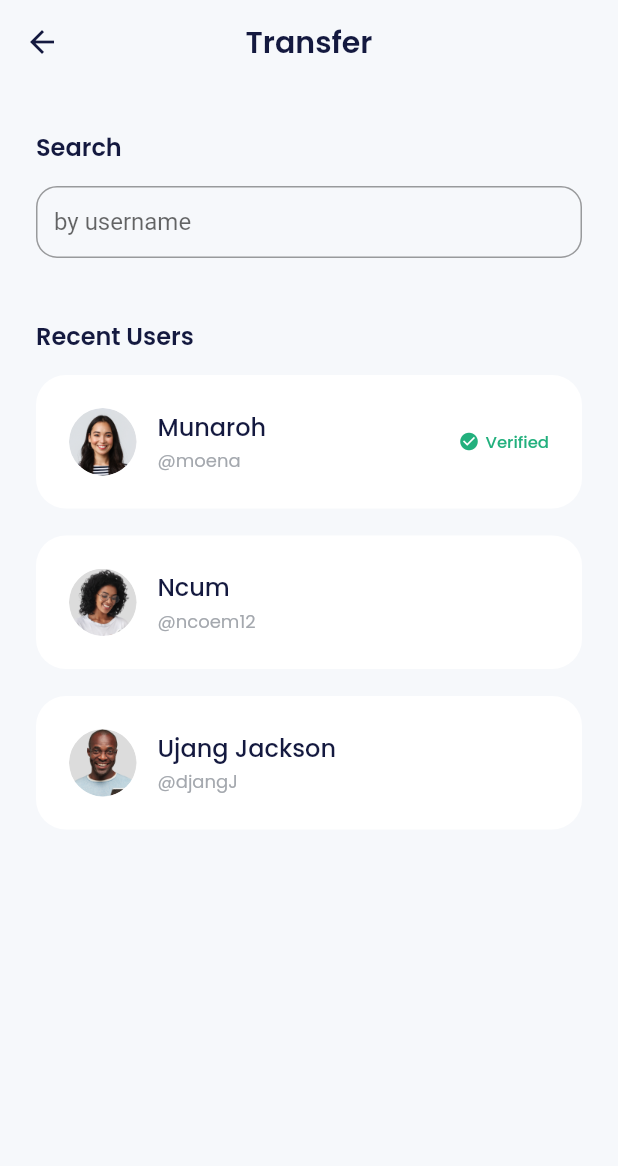
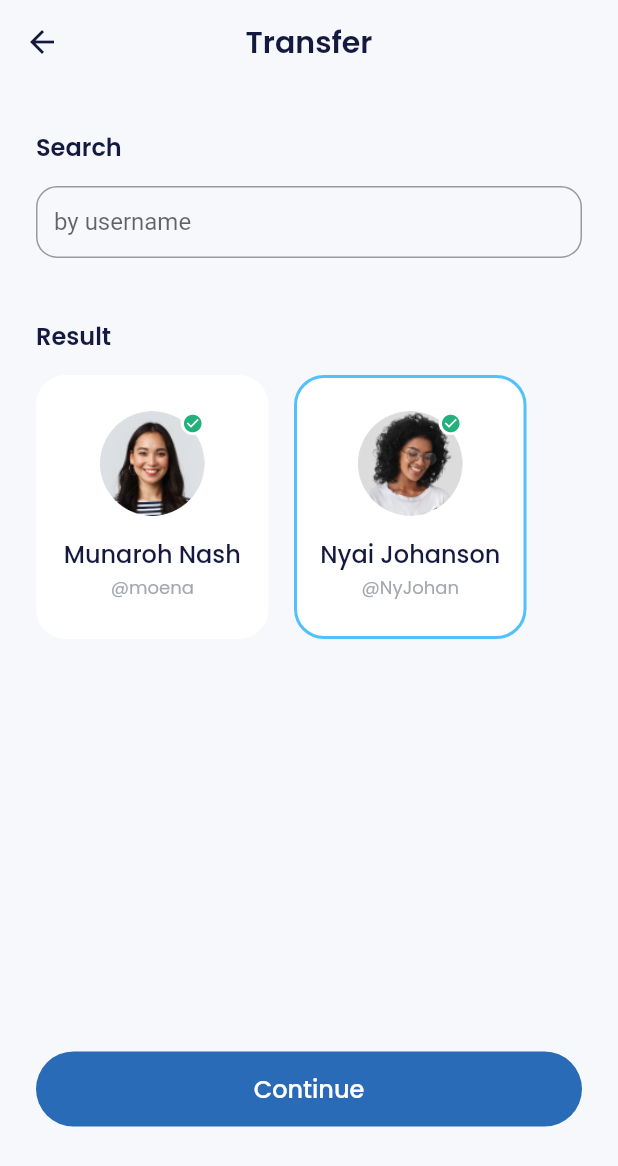
Before and after one commit to idhamaja/flutter-bank, a Flutter app: the TransferPage screen opened by its route, on a phone screen of 412 x 824 dp. Shown: the top 1166 px of the screen. Run offline on Flutter 3.47's test engine with Material 2 defaults, Android fonts, the light colour scheme and no system bars; our stand-ins replace carousel_slider, google_fonts.

Commit message:
update slicing Transfer Result & TransferAmount and TransferSuccessfully TODAY

```diff
--- a/lib/UI/pages/transfer_send/transferPage.dart
+++ b/lib/UI/pages/transfer_send/transferPage.dart
@@ -1,6 +1,8 @@
 import 'package:flutter/material.dart';
+import 'package:flutter_bank/UI/widgets/buttons.dart';
 import 'package:flutter_bank/UI/widgets/forms.dart';
 import 'package:flutter_bank/UI/widgets/transferRecentUserItems.dart';
+import 'package:flutter_bank/UI/widgets/transferResultItems.dart';
 import 'package:flutter_bank/shared/themes.dart';
 
 class TransferPage extends StatelessWidget {
@@ -30,7 +32,19 @@ class TransferPage extends StatelessWidget {
             title: 'by username',
             isShowTitle: false,
           ),
-          buildRecentUsers(),
+          // buildRecentUsers(),
+          buildResult(),
+
+          const SizedBox(height: 275),
+
+          CustomFilledButton(
+            title: 'Continue',
+            onPressed: () {
+              Navigator.pushNamed(context, '/transfer-amount');
+            },
+          ),
+
+          const SizedBox(height: 50),
         ],
       ),
     );
@@ -53,7 +67,7 @@ class TransferPage extends StatelessWidget {
           const SizedBox(height: 14),
           const TransferRecentUserItems(
             imageUrl: 'assets/img_friend1.png',
-            name: 'Munaroh',
+            name: 'Munaroh Nash',
             username: 'moena',
             isVerified: true,
           ),
@@ -61,7 +75,7 @@ class TransferPage extends StatelessWidget {
           //
           const TransferRecentUserItems(
             imageUrl: 'assets/img_friend2.png',
-            name: 'Ncum',
+            name: 'Ncum Wright',
             username: 'ncoem12',
           ),
 
@@ -75,4 +89,44 @@ class TransferPage extends StatelessWidget {
       ),
     );
   }
+
+  Widget buildResult() {
+    return Container(
+      margin: const EdgeInsets.only(top: 40),
+      child: Column(
+        crossAxisAlignment: CrossAxisAlignment.start,
+        children: [
+          Text(
+            'Result',
+            style: blackTextStyle.copyWith(
+              fontSize: 16,
+              fontWeight: semiBold,
+            ),
+          ),
+          const SizedBox(height: 14),
+          const Wrap(
+            spacing: 17,
+            runSpacing: 17,
+            children: [
+              TransferResultUserItems(
+                imageUrl: 'assets/img_friend1.png',
+                name: 'Munaroh Nash',
+                username: 'moena',
+                isVerified: true,
+              ),
+
+              //
+              TransferResultUserItems(
+                imageUrl: 'assets/img_friend2.png',
+                name: 'Nyai Johanson',
+                username: 'NyJohan',
+                isVerified: true,
+                isSelected: true,
+              ),
+            ],
+          )
+        ],
+      ),
+    );
+  }
 }
--- /dev/null
+++ b/lib/UI/widgets/transferResultItems.dart
@@ -0,0 +1,88 @@
+import 'package:flutter/material.dart';
+import 'package:flutter_bank/shared/themes.dart';
+
+class TransferResultUserItems extends StatelessWidget {
+  final String imageUrl;
+  final String name;
+  final String username;
+  final bool isVerified;
+  final bool isSelected;
+
+  const TransferResultUserItems({
+    super.key,
+    required this.imageUrl,
+    required this.name,
+    required this.username,
+    this.isVerified = false,
+    this.isSelected = false,
+  });
+
+  @override
+  Widget build(BuildContext context) {
+    return Container(
+      width: 155,
+      height: 176,
+      padding: const EdgeInsets.symmetric(
+        horizontal: 14,
+        vertical: 22,
+      ),
+      decoration: BoxDecoration(
+        color: whiteColor,
+        borderRadius: BorderRadius.circular(20),
+        border: Border.all(
+          color: isSelected ? blueColor : whiteColor,
+          width: 2,
+        ),
+      ),
+      child: Column(
+        children: [
+          Container(
+            width: 70,
+            height: 70,
+            decoration: BoxDecoration(
+              shape: BoxShape.circle,
+              image: DecorationImage(
+                image: AssetImage(imageUrl),
+              ),
+            ),
+            child: isVerified
+                ? Align(
+                    alignment: Alignment.topRight,
+                    child: Container(
+                      width: 16,
+                      height: 16,
+                      decoration: BoxDecoration(
+                        shape: BoxShape.circle,
+                        color: whiteColor,
+                      ),
+                      child: Center(
+                        child: Icon(
+                          Icons.check_circle,
+                          color: greenLineColor,
+                          size: 14,
+                        ),
+                      ),
+                    ),
+                  )
+                : null,
+          ),
+          const SizedBox(height: 13),
+          Text(
+            name,
+            style: blackTextStyle.copyWith(
+              fontSize: 16,
+              fontWeight: medium,
+            ),
+          ),
+          const SizedBox(height: 2),
+          Text(
+            '@$username',
+            style: greyTextStyle.copyWith(
+              fontSize: 12,
+            ),
+          ),
+        ],
+      ),
+    );
+  }
+}
--- a/lib/main.dart
+++ b/lib/main.dart
@@ -15,7 +15,9 @@ import 'package:flutter_bank/UI/pages/splashPage.dart';
 import 'package:flutter_bank/UI/pages/topUp/topUpAmountPage.dart';
 import 'package:flutter_bank/UI/pages/topUp/topUpPage.dart';
 import 'package:flutter_bank/UI/pages/topUp/topUpSuccessfully.dart';
+import 'package:flutter_bank/UI/pages/transfer_send/transferAmountPage.dart';
 import 'package:flutter_bank/UI/pages/transfer_send/transferPage.dart';
+import 'package:flutter_bank/UI/pages/transfer_send/transferSuccessfullyPage.dart';
 import 'package:flutter_bank/shared/themes.dart';
 
 void main() => runApp(const MyApp());
@@ -62,6 +64,8 @@ class MyApp extends StatelessWidget {
         '/topup-amount': (context) => const TopUpAmountPage(),
         '/topup-success': (context) => const TopUpSuccessfullyPage(),
         '/transfer': (context) => const TransferPage(),
+        '/transfer-amount': (context) => const TransferAmountPage(),
+        '/transfer-success': (context) => const TransferSuccessfullyPage(),
       },
     );
   }
```
Also changed, not shown: lib/UI/pages/transfer_send/transferAmountPage.dart (added, +250 -0 lines), lib/UI/pages/transfer_send/transferSuccessfullyPage.dart (added, +50 -0 lines).
